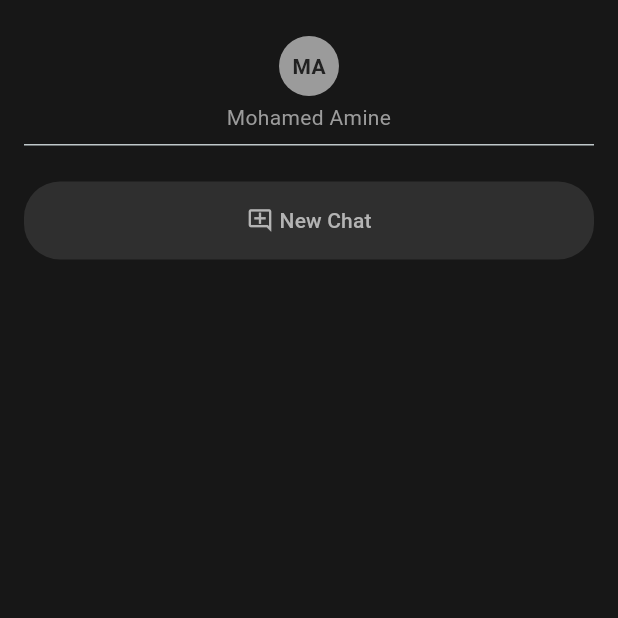
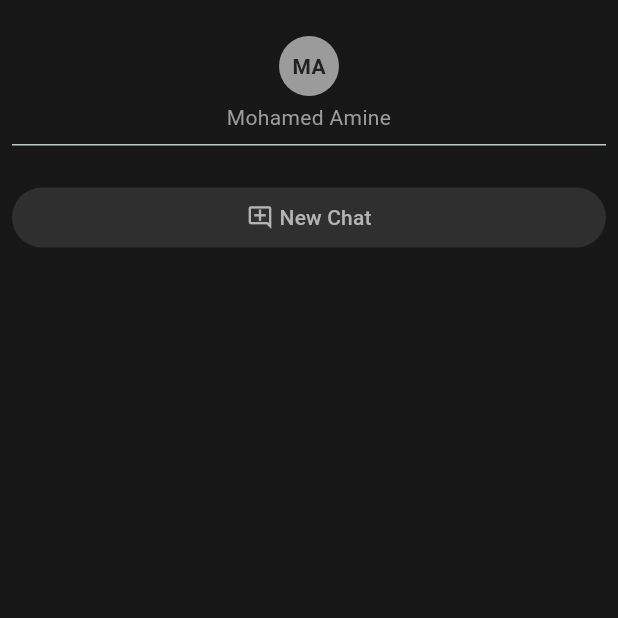
Before and after one commit to medyas/chat-ai, a Flutter app: the ChatHistoryPage screen opened directly, after a tap on "New Chat", on a phone screen of 412 x 824 dp, the top half of it. Run offline on Flutter 3.47's test engine with Material 3 defaults, Android fonts, the phone set to English and light mode, and no system bars; our stand-ins replace auto_route, cached_network_image, dio, equatable, flutter_bloc, flutter_dotenv and 8 more; generated files the repository leaves out were written again; network calls fail.

Commit message:
fix issues

```diff
--- a/lib/core/models/chat_messages.dart
+++ b/lib/core/models/chat_messages.dart
@@ -76,6 +76,7 @@ class Message extends Equatable {
         messageContent,
         messageDate,
         imageUrls,
+        status,
       ];
 
   Message copyWith({
--- a/lib/src/features/chat_history/chat_history_page.dart
+++ b/lib/src/features/chat_history/chat_history_page.dart
@@ -5,18 +5,21 @@ import 'package:chat_ai/src/navigation/app_router.gr.dart';
 import 'package:chat_ai/styles/app_colors.dart';
 import 'package:flutter/material.dart';
 import 'package:flutter_bloc/flutter_bloc.dart';
+import 'package:flutter_zoom_drawer/flutter_zoom_drawer.dart';
 import 'package:gap/gap.dart';
+import 'package:responsive_builder/responsive_builder.dart';
 
 class ChatHistoryPage extends StatelessWidget {
   const ChatHistoryPage({super.key});
 
   @override
   Widget build(BuildContext context) {
+    final deviceType = getDeviceType(MediaQuery.sizeOf(context));
     return Scaffold(
       backgroundColor: AppColors.menuColor,
       body: Padding(
-        padding: const EdgeInsets.symmetric(
-          horizontal: 16,
+        padding: EdgeInsets.symmetric(
+          horizontal: deviceType == DeviceScreenType.mobile ? 8 : 16,
           vertical: 24,
         ),
         child: Column(
@@ -50,13 +53,20 @@ class ChatHistoryPage extends StatelessWidget {
             ),
             const Gap(24),
             TextButton(
-              onPressed: () => context.router.replace(
+              onPressed: () {
+                if (deviceType == DeviceScreenType.mobile) {
+                  ZoomDrawer.of(context)?.close();
+                }
+                context.router.replace(
                   ChatMessagesRoute(
                     threadId: ChatMessagesPage.defaultId,
                   ),
+                );
+              },
+              style: TextButton.styleFrom(
+                padding: EdgeInsets.symmetric(
+                  vertical: deviceType == DeviceScreenType.mobile ? 8 : 16,
                 ),
-              style: TextButton.styleFrom(
-                padding: const EdgeInsets.symmetric(vertical: 16),
                 backgroundColor: AppColors.inputBackgroundColor,
                 shape: const RoundedRectangleBorder(
                   borderRadius: BorderRadius.all(
@@ -91,15 +101,21 @@ class ChatHistoryPage extends StatelessWidget {
                       radius: Radius.circular(8),
                       thumbColor: const Color(0xff424242),
                       padding: EdgeInsets.all(2),
+                      thumbVisibility: deviceType != DeviceScreenType.mobile,
                       child: ListView.builder(
                         itemCount: chats.threadList.length,
                         shrinkWrap: true,
                         itemBuilder: (_, index) => ListTile(
-                          onTap: () => context.replaceRoute(
+                          onTap: () {
+                            if (deviceType == DeviceScreenType.mobile) {
+                              ZoomDrawer.of(context)?.close();
+                            }
+                            context.replaceRoute(
                               ChatMessagesRoute(
                                 threadId: chats.threadList[index].id,
                               ),
-                          ),
+                            );
+                          },
                           hoverColor: AppColors.inputBackgroundColor,
                           shape: RoundedRectangleBorder(
                             borderRadius: BorderRadius.all(
@@ -112,7 +128,8 @@ class ChatHistoryPage extends StatelessWidget {
                           ),
                           title: Text(
                             chats.threadList[index].name,
-                            maxLines: 1,
+                            maxLines:
+                                deviceType == DeviceScreenType.mobile ? 1 : 2,
                             overflow: TextOverflow.ellipsis,
                           ),
                           trailing: IconButton(
--- a/lib/src/features/chat_messages/bloc/chat_messages_cubit.dart
+++ b/lib/src/features/chat_messages/bloc/chat_messages_cubit.dart
@@ -85,7 +85,7 @@ class ChatMessagesCubit extends Cubit<ChatMessagesState> {
                   thread.chatAnswer,
                 ],
               ),
-              refreshThreads: threadId == null,
+              refreshThreads: (threadId == null || threadId == ChatMessagesPage.defaultId),
             ),
           );
         },
```
Also changed, not shown: lib/src/features/chat_messages/chat_messages_page.dart (+26 -7 lines). Lines whose indentation alone changed are shown as unchanged.
